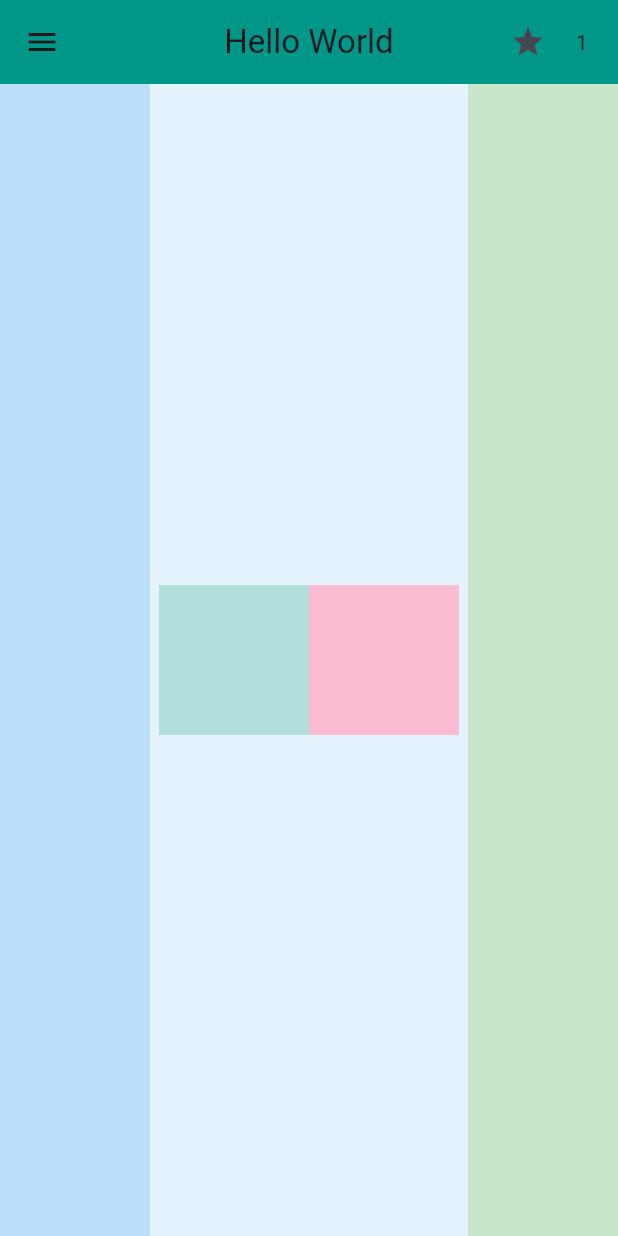
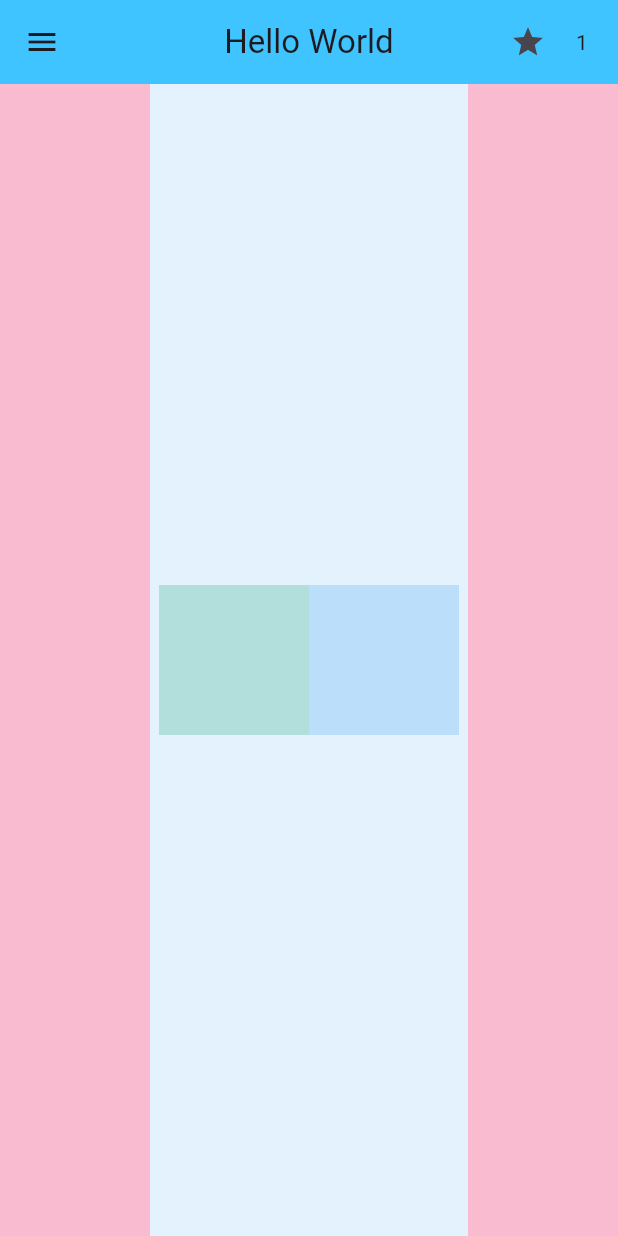
Before and after one commit to rawda212/flutter-app, a Flutter app: the screen it shows after launch, on a phone screen of 412 x 824 dp. Run offline on Flutter 3.47's test engine with Material 3 defaults, Android fonts, the phone set to English and light mode, and no system bars.

Commit message:
scend commit

```diff
--- a/lib/HomePage.dart
+++ b/lib/HomePage.dart
@@ -15,7 +15,7 @@ class _HomePageState extends State<HomePage> {
       appBar: AppBar(
         leading: Icon(Icons.menu),
         title: Text("Hello World"),
-        backgroundColor: Colors.teal,
+        backgroundColor: Colors.lightBlueAccent,
         centerTitle: true,
         actions: [
           Icon(Icons.star),
@@ -32,17 +32,17 @@ class _HomePageState extends State<HomePage> {
       body: Row(
         mainAxisAlignment: MainAxisAlignment.spaceBetween,
         children: [
-          Container(width: 100, height: 800, color: Colors.blue[100]),
+          Container(width: 100, height: 800, color: Colors.pink[100]),
 
 
           Row(
             children: [
               Container(width: 100, height: 100, color: Colors.teal[100]),
-              Container(width: 100, height: 100, color: Colors.pink[100]),
+              Container(width: 100, height: 100, color: Colors.blue[100]),
             ],
           ),
 
-          Container(width: 100, height: 800, color: Colors.green[100]),
+          Container(width: 100, height: 800, color: Colors.pink[100]),
         ],
       ),
     ); //scaffold
```
